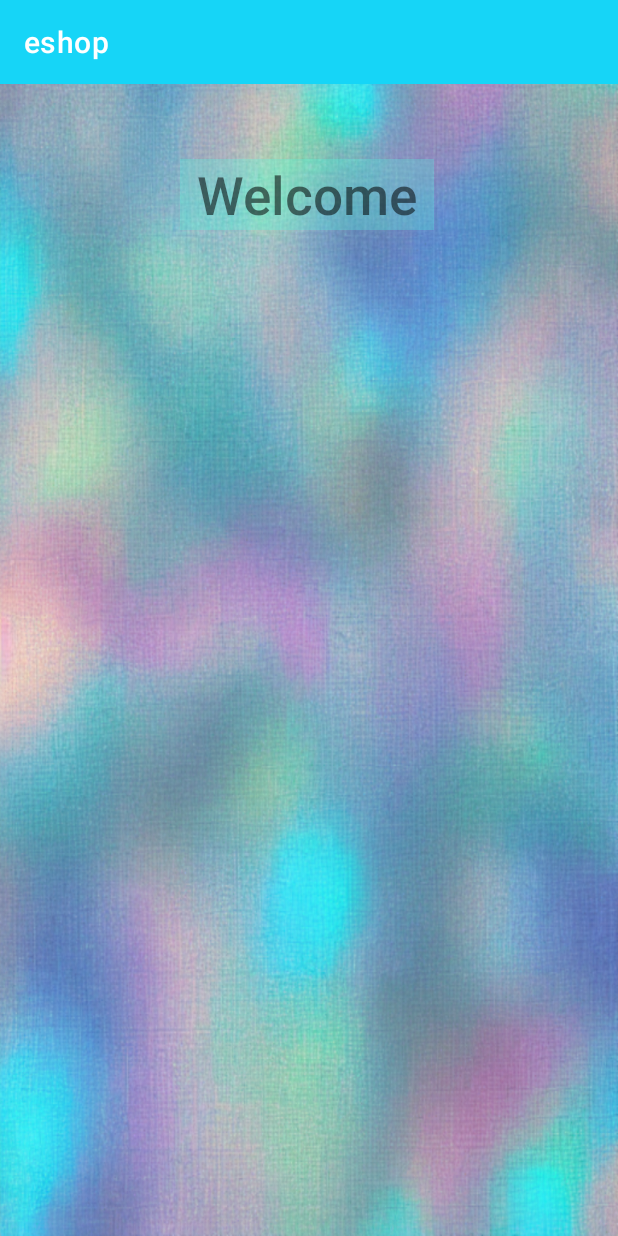
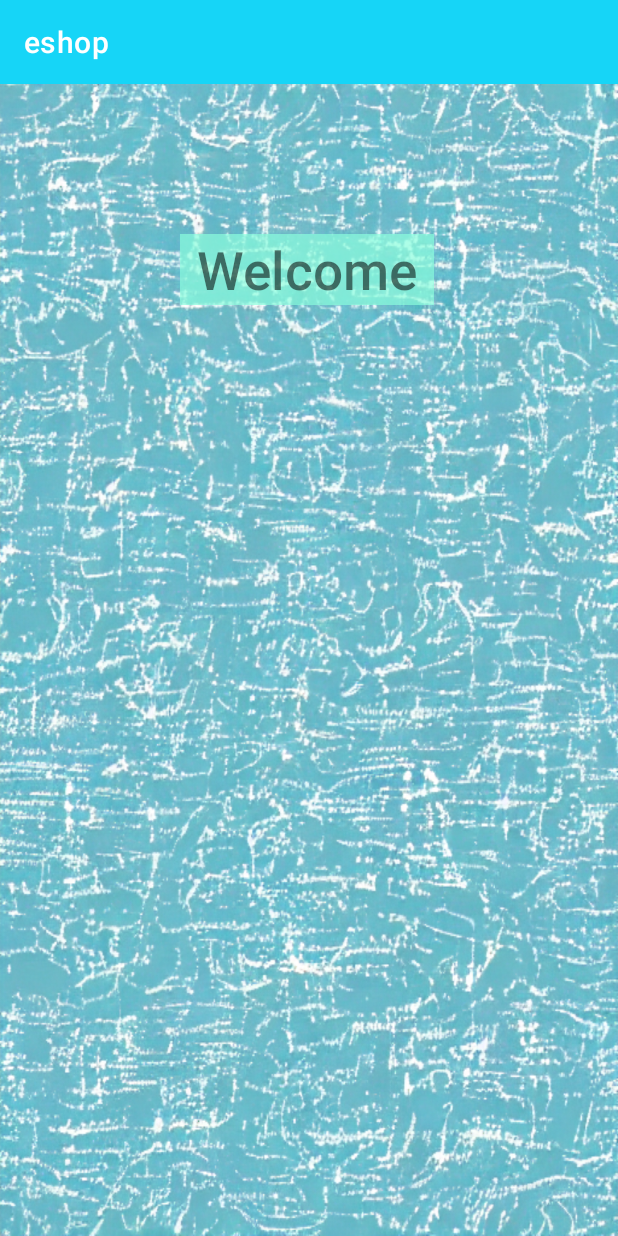
Before and after one commit to codecode2/androidDev_eshop, an Android app: the WelcomePage screen opened directly, with no data from a screen before it, on a phone screen of 412 x 824 dp. Run offline under Robolectric (Android 15) with nearby library versions, the phone set to English and light mode, and no system bars.

Commit message:
fixing some things

```diff
--- a/app/src/main/java/com/example/eshop/WelcomePage.java
+++ b/app/src/main/java/com/example/eshop/WelcomePage.java
@@ -14,9 +14,10 @@ import androidx.appcompat.app.AppCompatActivity;
 import androidx.appcompat.widget.Toolbar;
 import androidx.drawerlayout.widget.DrawerLayout;
 
+
 import com.google.android.material.navigation.NavigationView;
 
-public class WelcomePage extends AppCompatActivity {
+public class WelcomePage extends AppCompatActivity  {
 
     public  WelcomePage(){}
 
@@ -24,6 +25,7 @@ public class WelcomePage extends AppCompatActivity {
     Toolbar toolbar;
     DrawerLayout drawerLayout;
     NavigationView navigationView;
+
     private sharedPreferenceConfig sharedPreferenceConfig;
 
     @SuppressLint("MissingInflatedId")
@@ -34,7 +36,12 @@ public class WelcomePage extends AppCompatActivity {
     @Override
     protected void onCreate(Bundle savedInstanceState) {
         super.onCreate(savedInstanceState);
-        setContentView(R.layout.welcome_page);
+        setContentView(R.layout.container_fragments);
+
+        welcomeFragment welcomefragmentIntro = new welcomeFragment();
+
+        getSupportFragmentManager().beginTransaction().replace(R.id.fragment_container, welcomefragmentIntro).commit();
+
 
         sharedPreferenceConfig = new sharedPreferenceConfig(getApplicationContext());
 
@@ -44,6 +51,10 @@ public class WelcomePage extends AppCompatActivity {
         drawerLayout = findViewById(R.id.drawer_layout);
         navigationView = findViewById(R.id.navigationView);
 
+        menuUploadFragment fragmentUpload = new menuUploadFragment();
+
+
+
         navigationView.setNavigationItemSelectedListener(new NavigationView.OnNavigationItemSelectedListener() {
             @Override
             public boolean onNavigationItemSelected(@NonNull MenuItem menuItem) {
@@ -51,15 +62,21 @@ public class WelcomePage extends AppCompatActivity {
                     case R.id.myhome:
                         //   menuItem.setChecked(true);
                         displayMessage("Home");
+                        getSupportFragmentManager().beginTransaction().replace(R.id.fragment_container, welcomefragmentIntro).commit();
                         drawerLayout.closeDrawers();
+
+
+
+
                         return true;
                     case R.id.upload:
                         //   menuItem.setChecked(true);
                         displayMessage("upload");
+                        getSupportFragmentManager().beginTransaction().replace(R.id.fragment_container, fragmentUpload).commit();
                         drawerLayout.closeDrawers();
-                        return true;
+
+                          return true;
                     case R.id.find:
-                        //  menuItem.setChecked(true);
                         displayMessage("find something");
                         drawerLayout.closeDrawers();
                         return true;
@@ -98,6 +115,4 @@ public class WelcomePage extends AppCompatActivity {
 
 
 
-
-
-    }
+}
--- /dev/null
+++ b/app/src/main/java/com/example/eshop/menuUploadFragment.java
@@ -0,0 +1,53 @@
+package com.example.eshop;
+
+import android.os.Bundle;
+import android.view.LayoutInflater;
+import android.view.View;
+import android.view.ViewGroup;
+
+import androidx.annotation.Nullable;
+import androidx.appcompat.app.AppCompatActivity;
+import androidx.fragment.app.Fragment;
+
+public class menuUploadFragment extends Fragment {
+
+    private static final String ARG_PARAM1 = "param1";
+    private static final String ARG_PARAM2 = "param2";
+
+    // TODO: Rename and change types of parameters
+    private String mParam1;
+    private String mParam2;
+
+    public menuUploadFragment() {
+        // Required empty public constructor
+    }
+
+    public static menuUploadFragment newInstance(String param1, String param2) {
+        menuUploadFragment fragment = new menuUploadFragment();
+        Bundle args = new Bundle();
+        args.putString(ARG_PARAM1, param1);
+        args.putString(ARG_PARAM2, param2);
+        fragment.setArguments(args);
+        return fragment;
+    }
+
+    public void onCreate(Bundle savedInstanceState) {
+        super.onCreate(savedInstanceState);
+        if (getArguments() != null) {
+            mParam1 = getArguments().getString(ARG_PARAM1);
+            mParam2 = getArguments().getString(ARG_PARAM2);
+        }
+    }
+
+    @Override
+    public View onCreateView(LayoutInflater inflater, ViewGroup container,
+                             Bundle savedInstanceState) {
+        // Inflate the layout for this fragment
+        View view = inflater.inflate(R.layout.menuuploadfragment, container, false);
+
+        Bundle bundle = getArguments();
+
+
+        return  view;    }
+
+}
--- /dev/null
+++ b/app/src/main/java/com/example/eshop/welcomeFragment.java
@@ -0,0 +1,51 @@
+package com.example.eshop;
+
+import android.os.Bundle;
+import android.view.LayoutInflater;
+import android.view.View;
+import android.view.ViewGroup;
+
+import androidx.fragment.app.Fragment;
+
+public class welcomeFragment extends Fragment {
+
+    private static final String ARG_PARAM1 = "param1";
+    private static final String ARG_PARAM2 = "param2";
+
+    // TODO: Rename and change types of parameters
+    private String mParam1;
+    private String mParam2;
+
+    public welcomeFragment() {
+        // Required empty public constructor
+    }
+
+    public static menuUploadFragment newInstance(String param1, String param2) {
+        menuUploadFragment fragment = new menuUploadFragment();
+        Bundle args = new Bundle();
+        args.putString(ARG_PARAM1, param1);
+        args.putString(ARG_PARAM2, param2);
+        fragment.setArguments(args);
+        return fragment;
+    }
+
+    public void onCreate(Bundle savedInstanceState) {
+        super.onCreate(savedInstanceState);
+        if (getArguments() != null) {
+            mParam1 = getArguments().getString(ARG_PARAM1);
+            mParam2 = getArguments().getString(ARG_PARAM2);
+        }
+    }
+
+    @Override
+    public View onCreateView(LayoutInflater inflater, ViewGroup container,
+                             Bundle savedInstanceState) {
+        // Inflate the layout for this fragment
+        View view = inflater.inflate(R.layout.welcome_page, container, false);
+
+        Bundle bundle = getArguments();
+
+
+        return  view;    }
+
+}
--- /dev/null
+++ b/app/src/main/res/layout/container_fragments.xml
@@ -0,0 +1,37 @@
+<?xml version="1.0" encoding="utf-8"?>
+<androidx.drawerlayout.widget.DrawerLayout
+    xmlns:android="http://schemas.android.com/apk/res/android"
+    xmlns:app="http://schemas.android.com/apk/res-auto"
+    xmlns:tools="http://schemas.android.com/tools"
+    android:layout_width="match_parent"
+    android:layout_height="match_parent"
+    tools:context=".IntroPage"
+    android:id="@+id/drawer_layout"
+    android:fitsSystemWindows="true">
+
+
+    <LinearLayout
+        android:layout_width="match_parent"
+        android:layout_height="match_parent"
+        android:orientation="vertical"
+        android:background="@drawable/background6">
+        <include layout="@layout/mytoolbar"></include>
+        <FrameLayout
+            android:id="@+id/fragment_container"
+            android:layout_width="match_parent"
+            android:layout_height="match_parent" />
+
+
+
+    </LinearLayout>
+    <com.google.android.material.navigation.NavigationView
+        android:layout_width="wrap_content"
+        android:layout_height="match_parent"
+        android:id="@+id/navigationView"
+        android:layout_gravity = "start"
+        app:menu="@menu/drawer_menu"
+        >
+
+    </com.google.android.material.navigation.NavigationView>
+
+</androidx.drawerlayout.widget.DrawerLayout>
--- a/app/src/main/res/layout/welcomefragment.xml
+++ b/app/src/main/res/layout/menuuploadfragment.xml
@@ -7,7 +7,7 @@
     tools:context=".WelcomePage">
 
     <Button
-        android:id="@+id/add_button"
+        android:id="@+id/welcomeFragment"
         android:layout_width="150dp"
         android:layout_height="wrap_content"
         android:text="Add User"
--- a/app/src/main/res/layout/welcome_page.xml
+++ b/app/src/main/res/layout/welcome_page.xml
@@ -1,43 +1,24 @@
 <?xml version="1.0" encoding="utf-8"?>
-<androidx.drawerlayout.widget.DrawerLayout
-    xmlns:android="http://schemas.android.com/apk/res/android"
+<androidx.constraintlayout.widget.ConstraintLayout xmlns:android="http://schemas.android.com/apk/res/android"
     xmlns:app="http://schemas.android.com/apk/res-auto"
     xmlns:tools="http://schemas.android.com/tools"
     android:layout_width="match_parent"
     android:layout_height="match_parent"
-    tools:context=".IntroPage"
-    android:id="@+id/drawer_layout"
-    android:fitsSystemWindows="true">
-
-    <LinearLayout
-        android:layout_width="match_parent"
-        android:layout_height="match_parent"
-        android:orientation="vertical"
-        android:background="@drawable/background6">
-        <include layout="@layout/mytoolbar"></include>
+    android:background="@drawable/background3"
+    >
 
     <TextView
         android:id="@+id/welcomeText"
         android:layout_width="169dp"
         android:layout_height="wrap_content"
-            android:layout_marginLeft="120dp"
-            android:layout_marginTop="50dp"
+        android:layout_marginStart="120dp"
+        android:layout_marginTop="100dp"
+        android:background="@color/welcomeText"
         android:fontFamily="sans-serif-medium"
         android:text="Welcome"
         android:textAlignment="center"
         android:textSize="35dp"
-            android:background="@color/welcomeText"/>
+        app:layout_constraintStart_toStartOf="parent"
+        app:layout_constraintTop_toTopOf="parent" />
 
-
-    </LinearLayout>
-    <com.google.android.material.navigation.NavigationView
-        android:layout_width="wrap_content"
-        android:layout_height="match_parent"
-        android:id="@+id/navigationView"
-        android:layout_gravity = "start"
-        app:menu="@menu/drawer_menu"
-        >
-
-    </com.google.android.material.navigation.NavigationView>
-
-</androidx.drawerlayout.widget.DrawerLayout>
+</androidx.constraintlayout.widget.ConstraintLayout>
--- a/app/src/main/res/values/colors.xml
+++ b/app/src/main/res/values/colors.xml
@@ -9,5 +9,5 @@
     <color name="white">#FFFFFFFF</color>
     <color name="light_blue">#B5DFAC</color>
     <color name="toolbar_color">#16D5F7</color>
-    <color name="welcomeText">#414AFFE4</color>
+    <color name="welcomeText">#AE8BFFDE</color>
 </resources>
```
Lines whose indentation alone changed are shown as unchanged.
